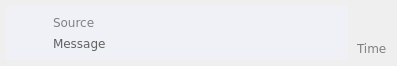
Before: the Qt Designer form source/common/ui/chat_incoming_message.ui in dchapyshev/aspia, drawn with Qt 5.
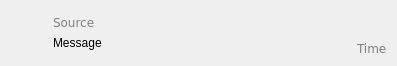
After: the same form once the commit is applied. Icons and pictures are not drawn.

```diff
--- a/source/common/ui/chat_incoming_message.ui
+++ b/source/common/ui/chat_incoming_message.ui
@@ -38,11 +38,7 @@
       </sizepolicy>
      </property>
      <property name="styleSheet">
-      <string notr="true">#widget_message {
-background-color: #EFF1F7;
-border: 1px solid #EFF1F7;
-border-radius: 3px;
-}</string>
+      <string notr="true"/>
      </property>
      <layout class="QHBoxLayout" name="horizontalLayout">
       <property name="spacing">
@@ -147,10 +143,7 @@
             </sizepolicy>
            </property>
            <property name="styleSheet">
-            <string notr="true">#label_message {
-color: #606161;
-font-family: Verdana;
-}</string>
+            <string notr="true"/>
            </property>
            <property name="text">
             <string notr="true">Message</string>
```
